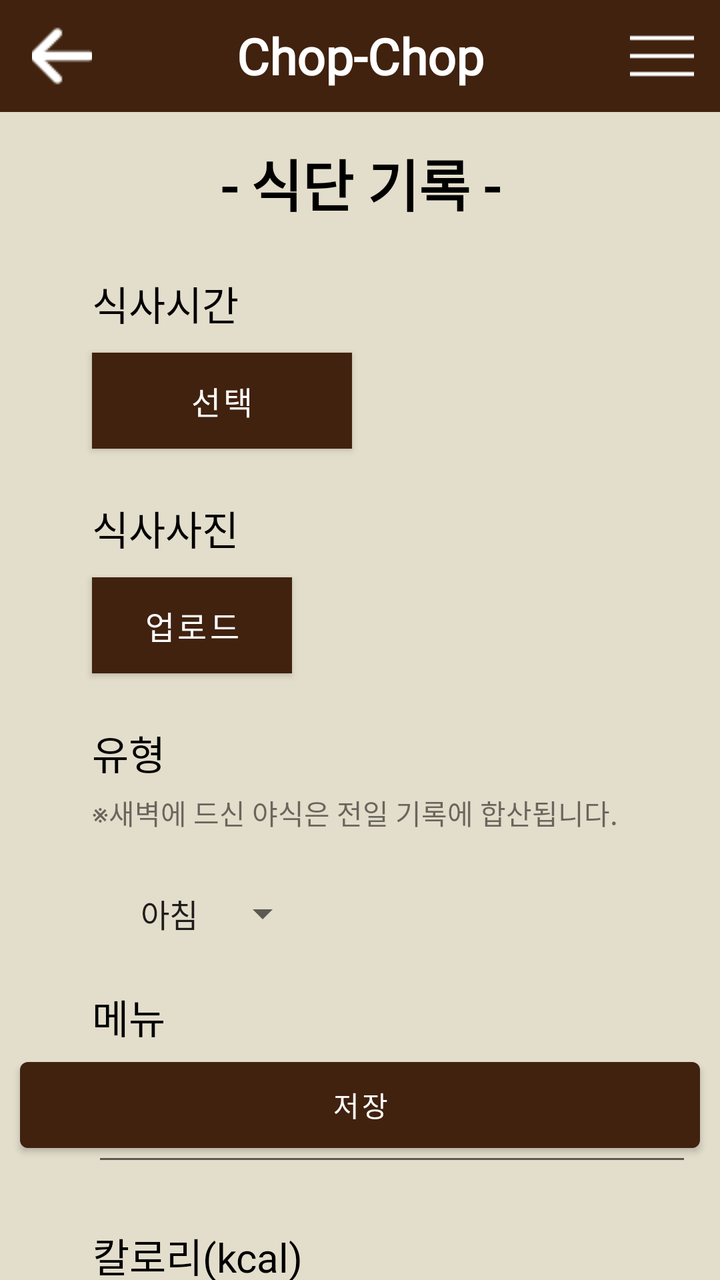
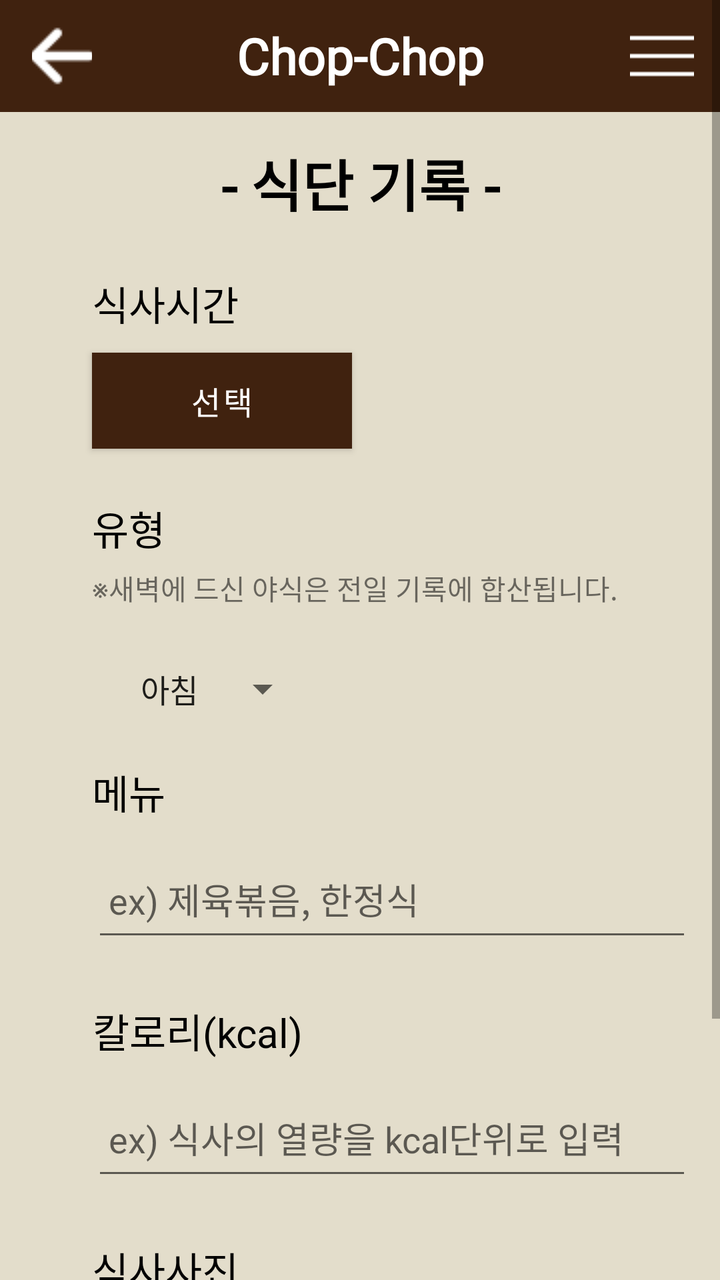

The first picture is an Android layout as it rendered before a commit; the second is the same layout after the commit. The layout source and the unified diff follow.
<!-- AndroidManifest.xml: application theme Theme.Chop -->
<!-- res/layout/activity_diet.xml -->
<?xml version="1.0" encoding="utf-8"?>

<androidx.drawerlayout.widget.DrawerLayout
    xmlns:android="http://schemas.android.com/apk/res/android"
    xmlns:app="http://schemas.android.com/apk/res-auto"
    xmlns:tools="http://schemas.android.com/tools"
    android:id="@+id/drawerLayout"
    android:layout_width="match_parent"
    android:layout_height="match_parent"
    android:background="@color/background"
    android:fitsSystemWindows="true"
    android:orientation="vertical"
    tools:openDrawer="start">

    <androidx.constraintlayout.widget.ConstraintLayout
        android:layout_width="match_parent"
        android:layout_height="match_parent"
        android:background="@color/background">

        <include
            android:id="@+id/bar"
            layout="@layout/back_bar"
            app:layout_constraintLeft_toLeftOf="parent"
            app:layout_constraintTop_toTopOf="parent" />

        <TextView
            android:id="@+id/text_home"
            style="@style/main_title"
            android:layout_width="match_parent"
            android:layout_height="wrap_content"
            android:layout_marginStart="8dp"
            android:layout_marginTop="15dp"
            android:layout_marginEnd="8dp"
            android:text="- 식단 기록 -"
            app:layout_constraintEnd_toEndOf="parent"
            app:layout_constraintStart_toStartOf="parent"
            app:layout_constraintTop_toBottomOf="@id/bar" />

        <TextView
            android:id="@+id/mealTimetv"
            style="@style/text"
            android:layout_width="wrap_content"
            android:layout_height="wrap_content"
            android:layout_marginTop="25dp"
            android:text="식사시간"
            app:layout_constraintLeft_toLeftOf="@id/guideline2"
            app:layout_constraintTop_toBottomOf="@id/text_home" />

        <Button
            android:id="@+id/mealTimebtn"
            style="@style/btn_text"
            android:layout_width="130dp"
            android:layout_height="wrap_content"
            android:layout_marginTop="10dp"
            android:background="@color/main"
            android:text="선택"
            app:layout_constraintLeft_toLeftOf="@id/guideline2"
            app:layout_constraintTop_toBottomOf="@id/mealTimetv" />

        <TextView
            android:id="@+id/pictureTv"
            style="@style/text"
            android:layout_width="wrap_content"
            android:layout_height="wrap_content"
            android:layout_marginTop="25dp"
            android:layout_marginRight="24dp"
            android:text="식사사진"
            app:layout_constraintLeft_toLeftOf="@id/guideline2"
            app:layout_constraintTop_toBottomOf="@id/mealTimebtn" />

        <Button
            android:id="@+id/pictureBtn"
            style="@style/btn_text"
            android:layout_width="100dp"
            android:layout_height="wrap_content"
            android:layout_marginTop="10dp"
            android:background="@color/main"
            android:text="업로드"
            app:layout_constraintLeft_toLeftOf="@id/guideline2"
            app:layout_constraintTop_toBottomOf="@id/pictureTv" />
        <ImageView
            android:id="@+id/menuImg"
            android:layout_width="100dp"
            android:layout_height="100dp"
            android:layout_marginTop="25dp"
            app:layout_constraintLeft_toLeftOf="@id/guideline2"
            app:layout_constraintTop_toBottomOf="@id/mealTimebtn"/>

        <TextView
            android:id="@+id/sortTv"
            style="@style/text"
            android:layout_width="wrap_content"
            android:layout_height="wrap_content"
            android:layout_marginTop="25dp"
            android:text="유형"
            app:layout_constraintLeft_toLeftOf="@id/guideline2"
            app:layout_constraintTop_toBottomOf="@id/pictureBtn" />

        <TextView
            android:id="@+id/sortExplain"
            android:layout_width="wrap_content"
            android:layout_height="wrap_content"
            android:layout_marginTop="5dp"
            android:text="※새벽에 드신 야식은 전일 기록에 합산됩니다."
            app:layout_constraintLeft_toLeftOf="@id/guideline2"
            app:layout_constraintTop_toBottomOf="@id/sortTv" />

        <Spinner
            android:id="@+id/sortSp"
            style="@style/text"
            android:layout_width="wrap_content"
            android:layout_height="wrap_content"
            android:layout_marginLeft="16dp"
            android:layout_marginTop="28dp"
            android:entries="@array/meal_what"
            app:layout_constraintLeft_toLeftOf="@id/guideline2"
            app:layout_constraintTop_toBottomOf="@+id/sortExplain" />

        <TextView
            android:id="@+id/menutv"
            style="@style/text"
            android:layout_width="wrap_content"
            android:layout_height="wrap_content"
            android:layout_marginTop="25dp"
            android:text="메뉴"
            app:layout_constraintLeft_toLeftOf="@id/guideline2"
            app:layout_constraintTop_toBottomOf="@id/sortSp" />

        <EditText
            android:id="@+id/menuEdit"
            android:layout_width="300dp"
            android:layout_height="55dp"
            android:layout_marginTop="10dp"
            android:hint=" ex) 제육볶음, 한정식"
            app:layout_constraintLeft_toLeftOf="@id/guideline2"
            app:layout_constraintTop_toBottomOf="@id/menutv" />

        <TextView
            android:id="@+id/caltv"
            style="@style/text"
            android:layout_width="wrap_content"
            android:layout_height="wrap_content"
            android:layout_marginTop="25dp"
            android:text="칼로리(kcal)"
            app:layout_constraintLeft_toLeftOf="@id/guideline2"
            app:layout_constraintTop_toBottomOf="@id/menuEdit" />

        <EditText
            android:id="@+id/calEdit"
            android:layout_width="300dp"
            android:layout_height="55dp"
            android:layout_marginTop="10dp"
            android:hint=" ex) 식사의 열량을 kcal단위로 입력"
            app:layout_constraintLeft_toLeftOf="@id/guideline2"
            app:layout_constraintTop_toBottomOf="@id/caltv" />

        <Button
            android:id="@+id/saveBtn"
            android:layout_width="340dp"
            android:layout_height="55dp"
            android:layout_marginBottom="60dp"
            android:text="저장"
            app:layout_constraintBottom_toBottomOf="parent"
            app:layout_constraintLeft_toLeftOf="parent"
            app:layout_constraintRight_toRightOf="parent" />

        <androidx.constraintlayout.widget.Guideline
            android:id="@+id/guideline2"
            android:layout_width="wrap_content"
            android:layout_height="wrap_content"
            android:orientation="vertical"
            app:layout_constraintGuide_begin="46dp" />

        <androidx.constraintlayout.widget.Guideline
            android:id="@+id/guideline3"
            android:layout_width="wrap_content"
            android:layout_height="wrap_content"
            android:orientation="vertical"
            app:layout_constraintGuide_begin="365dp" />

    </androidx.constraintlayout.widget.ConstraintLayout>
    <com.google.android.material.navigation.NavigationView
        android:id="@+id/nDrawer"
        android:layout_width="wrap_content"
        android:layout_height="match_parent"
        android:layout_gravity="end"
        android:fitsSystemWindows="true"
        android:background="@color/background"
        app:menu="@menu/menu" />
</androidx.drawerlayout.widget.DrawerLayout>
<!-- res/layout/back_bar.xml (included above) -->
<?xml version="1.0" encoding="utf-8"?>

<androidx.appcompat.widget.Toolbar
    android:id="@+id/appbar"
    android:layout_width="match_parent"
    android:layout_height="?attr/actionBarSize"
    android:padding="3dp"
    xmlns:android="http://schemas.android.com/apk/res/android"
    style="@style/Toolbar">
    <ImageButton
        android:id="@+id/back"
        android:layout_width="30dp"
        android:layout_height="30dp"
        android:layout_gravity="left"
        android:layout_marginLeft="10dp"
        android:src="@drawable/back"
        android:background="@color/main"
        android:clickable="true" />
    <TextView
        android:id="@+id/title_text"
        style="@style/title"
        android:layout_width="wrap_content"
        android:layout_height="wrap_content" />
    <ImageButton
        android:id="@+id/menu"
        android:layout_width="wrap_content"
        android:layout_height="wrap_content"
        android:layout_gravity="right"
        android:layout_marginRight="10dp"
        android:src="@drawable/hambuger"
        android:background="@color/main"
        android:clickable="true" />
</androidx.appcompat.widget.Toolbar>
<!-- resources referenced by this layout -->
<resources>
  <string-array name="meal_what">
          <item>아침</item>
          <item>점심</item>
          <item>저녁</item>
          <item>간식</item>
      </string-array>
  <color name="background">#E3DDCB</color>
  <color name="main">#40220F</color>
  <!-- drawable back: png bitmap (drawable-v24, 561 bytes) -->
  <!-- drawable hambuger: png bitmap (drawable, 186 bytes) -->
  <style name="Toolbar">
          <item name="android:textColor">@color/white</item>
          <item name="android:background">@color/main</item>
          <item name="colorControlNormal">@color/white</item>
      </style>
  <style name="btn_text">
          <item name="android:gravity">center</item>
          <item name="android:textSize">16sp</item>
          <item name="android:layout_gravity">center</item>
          <item name="android:textColor">#FFFFFF</item>
          <item name="android:fontFamily">@font/maruburi</item>
      </style>
  <style name="main_title">
          <item name="android:gravity">center</item>
          <item name="android:textSize">28sp</item>
          <item name="android:textStyle">bold</item>
          <item name="android:layout_gravity">center</item>
          <item name="android:textColor">#000000</item>
          <item name="android:fontFamily">@font/maruburi</item>
      </style>
  <style name="text">
          <item name="android:gravity">center</item>
          <item name="android:textSize">20sp</item>
          <item name="android:layout_gravity">center</item>
          <item name="android:textColor">#000000</item>
          <item name="android:fontFamily">@font/maruburi</item>
      </style>
  <style name="title">
          <item name="android:gravity">center</item>
          <item name="android:textSize">25sp</item>
          <item name="android:textStyle">bold</item>
          <item name="android:layout_gravity">center</item>
          <item name="android:textColor">#FFFFFF</item>
          <item name="android:text">@string/app_name</item>
          <item name="android:fontFamily">@font/maruburi</item>
      </style>
  <style name="Theme.Chop" parent="Theme.MaterialComponents.DayNight.NoActionBar">
          
          <item name="colorPrimary">@color/main</item>
          <item name="colorPrimaryVariant">@color/main</item>
          <item name="colorOnPrimary">@color/white</item>
          
          <item name="colorSecondaryVariant">@color/teal_700</item>
          <item name="colorOnSecondary">@color/black</item>
          
          <item name="android:statusBarColor" tools:targetApi="l">?attr/colorPrimaryVariant</item>
          
      </style>
  <color name="white">#FFFFFFFF</color>
  <string name="app_name">Chop-Chop</string>
  <color name="teal_700">#FF018786</color>
  <color name="black">#FF000000</color>
</resources>

<!-- the commit's change to res/layout/activity_diet.xml (unified diff, before → after) -->
@@ -12,16 +12,21 @@
     android:orientation="vertical"
     tools:openDrawer="start">
 
-    <androidx.constraintlayout.widget.ConstraintLayout
-        android:layout_width="match_parent"
-        android:layout_height="match_parent"
-        android:background="@color/background">
-
-        <include
-            android:id="@+id/bar"
-            layout="@layout/back_bar"
+    <ScrollView
+            app:layout_constraintTop_toBottomOf="@id/text_home"
             app:layout_constraintLeft_toLeftOf="parent"
-            app:layout_constraintTop_toTopOf="parent" />
+            app:layout_constraintRight_toRightOf="parent"
+            android:layout_width="match_parent"
+            android:layout_height="wrap_content"
+            >
+            <androidx.constraintlayout.widget.ConstraintLayout
+                android:layout_width="match_parent"
+                android:layout_height="wrap_content">
+                <include
+                    android:id="@+id/bar"
+                    layout="@layout/back_bar"
+                    app:layout_constraintLeft_toLeftOf="parent"
+                    app:layout_constraintTop_toTopOf="parent" />
 
         <TextView
             android:id="@+id/text_home"
@@ -58,6 +63,73 @@
             app:layout_constraintTop_toBottomOf="@id/mealTimetv" />
 
         <TextView
+            android:id="@+id/sortTv"
+            style="@style/text"
+            android:layout_width="wrap_content"
+            android:layout_height="wrap_content"
+            android:layout_marginTop="25dp"
+            android:text="유형"
+            app:layout_constraintLeft_toLeftOf="@id/guideline2"
+            app:layout_constraintTop_toBottomOf="@id/mealTimebtn" />
+
+        <TextView
+            android:id="@+id/sortExplain"
+            android:layout_width="wrap_content"
+            android:layout_height="wrap_content"
+            android:layout_marginTop="5dp"
+            android:text="※새벽에 드신 야식은 전일 기록에 합산됩니다."
+            app:layout_constraintLeft_toLeftOf="@id/guideline2"
+            app:layout_constraintTop_toBottomOf="@id/sortTv" />
+
+        <Spinner
+            android:id="@+id/sortSp"
+            style="@style/text"
+            android:layout_width="wrap_content"
+            android:layout_height="wrap_content"
+            android:layout_marginLeft="16dp"
+            android:layout_marginTop="28dp"
+            android:entries="@array/meal_what"
+            app:layout_constraintLeft_toLeftOf="@id/guideline2"
+            app:layout_constraintTop_toBottomOf="@+id/sortExplain" />
+
+        <TextView
+            android:id="@+id/menutv"
+            style="@style/text"
+            android:layout_width="wrap_content"
+            android:layout_height="wrap_content"
+            android:layout_marginTop="25dp"
+            android:text="메뉴"
+            app:layout_constraintLeft_toLeftOf="@id/guideline2"
+            app:layout_constraintTop_toBottomOf="@id/sortSp" />
+
+        <EditText
+            android:id="@+id/menuEdit"
+            android:layout_width="300dp"
+            android:layout_height="55dp"
+            android:layout_marginTop="10dp"
+            android:hint=" ex) 제육볶음, 한정식"
+            app:layout_constraintLeft_toLeftOf="@id/guideline2"
+            app:layout_constraintTop_toBottomOf="@id/menutv" />
+
+        <TextView
+            android:id="@+id/caltv"
+            style="@style/text"
+            android:layout_width="wrap_content"
+            android:layout_height="wrap_content"
+            android:layout_marginTop="25dp"
+            android:text="칼로리(kcal)"
+            app:layout_constraintLeft_toLeftOf="@id/guideline2"
+            app:layout_constraintTop_toBottomOf="@id/menuEdit" />
+
+        <EditText
+            android:id="@+id/calEdit"
+            android:layout_width="300dp"
+            android:layout_height="55dp"
+            android:layout_marginTop="10dp"
+            android:hint=" ex) 식사의 열량을 kcal단위로 입력"
+            app:layout_constraintLeft_toLeftOf="@id/guideline2"
+            app:layout_constraintTop_toBottomOf="@id/caltv" />
+        <TextView
             android:id="@+id/pictureTv"
             style="@style/text"
             android:layout_width="wrap_content"
@@ -66,8 +138,7 @@
             android:layout_marginRight="24dp"
             android:text="식사사진"
             app:layout_constraintLeft_toLeftOf="@id/guideline2"
-            app:layout_constraintTop_toBottomOf="@id/mealTimebtn" />
-
+            app:layout_constraintTop_toBottomOf="@id/calEdit" />
         <Button
             android:id="@+id/pictureBtn"
             style="@style/btn_text"
@@ -84,83 +155,16 @@
             android:layout_height="100dp"
             android:layout_marginTop="25dp"
             app:layout_constraintLeft_toLeftOf="@id/guideline2"
-            app:layout_constraintTop_toBottomOf="@id/mealTimebtn"/>
-
-        <TextView
-            android:id="@+id/sortTv"
-            style="@style/text"
-            android:layout_width="wrap_content"
-            android:layout_height="wrap_content"
-            android:layout_marginTop="25dp"
-            android:text="유형"
-            app:layout_constraintLeft_toLeftOf="@id/guideline2"
-            app:layout_constraintTop_toBottomOf="@id/pictureBtn" />
-
-        <TextView
-            android:id="@+id/sortExplain"
-            android:layout_width="wrap_content"
-            android:layout_height="wrap_content"
-            android:layout_marginTop="5dp"
-            android:text="※새벽에 드신 야식은 전일 기록에 합산됩니다."
-            app:layout_constraintLeft_toLeftOf="@id/guideline2"
-            app:layout_constraintTop_toBottomOf="@id/sortTv" />
-
-        <Spinner
-            android:id="@+id/sortSp"
-            style="@style/text"
-            android:layout_width="wrap_content"
-            android:layout_height="wrap_content"
-            android:layout_marginLeft="16dp"
-            android:layout_marginTop="28dp"
-            android:entries="@array/meal_what"
-            app:layout_constraintLeft_toLeftOf="@id/guideline2"
-            app:layout_constraintTop_toBottomOf="@+id/sortExplain" />
-
-        <TextView
-            android:id="@+id/menutv"
-            style="@style/text"
-            android:layout_width="wrap_content"
-            android:layout_height="wrap_content"
-            android:layout_marginTop="25dp"
-            android:text="메뉴"
-            app:layout_constraintLeft_toLeftOf="@id/guideline2"
-            app:layout_constraintTop_toBottomOf="@id/sortSp" />
-
-        <EditText
-            android:id="@+id/menuEdit"
-            android:layout_width="300dp"
-            android:layout_height="55dp"
-            android:layout_marginTop="10dp"
-            android:hint=" ex) 제육볶음, 한정식"
-            app:layout_constraintLeft_toLeftOf="@id/guideline2"
-            app:layout_constraintTop_toBottomOf="@id/menutv" />
-
-        <TextView
-            android:id="@+id/caltv"
-            style="@style/text"
-            android:layout_width="wrap_content"
-            android:layout_height="wrap_content"
-            android:layout_marginTop="25dp"
-            android:text="칼로리(kcal)"
-            app:layout_constraintLeft_toLeftOf="@id/guideline2"
-            app:layout_constraintTop_toBottomOf="@id/menuEdit" />
-
-        <EditText
-            android:id="@+id/calEdit"
-            android:layout_width="300dp"
-            android:layout_height="55dp"
-            android:layout_marginTop="10dp"
-            android:hint=" ex) 식사의 열량을 kcal단위로 입력"
-            app:layout_constraintLeft_toLeftOf="@id/guideline2"
-            app:layout_constraintTop_toBottomOf="@id/caltv" />
+            app:layout_constraintTop_toBottomOf="@id/calEdit"
+            android:visibility="invisible"/>
 
         <Button
             android:id="@+id/saveBtn"
             android:layout_width="340dp"
             android:layout_height="55dp"
-            android:layout_marginBottom="60dp"
+            android:layout_marginTop="100dp"
             android:text="저장"
-            app:layout_constraintBottom_toBottomOf="parent"
+            app:layout_constraintTop_toBottomOf="@id/pictureTv"
             app:layout_constraintLeft_toLeftOf="parent"
             app:layout_constraintRight_toRightOf="parent" />
 
@@ -179,6 +183,7 @@
             app:layout_constraintGuide_begin="365dp" />
 
     </androidx.constraintlayout.widget.ConstraintLayout>
+    </ScrollView>
     <com.google.android.material.navigation.NavigationView
         android:id="@+id/nDrawer"
         android:layout_width="wrap_content"
